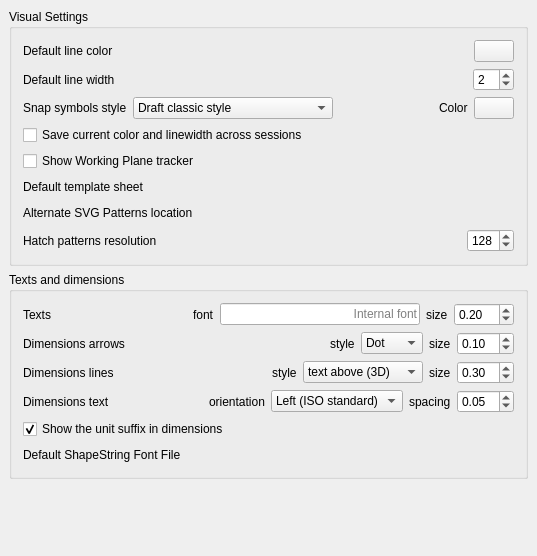
berndhahnebach/All_FreeCAD, file src/Mod/Draft/Resources/ui/userprefs-visual.ui: the form before one commit.
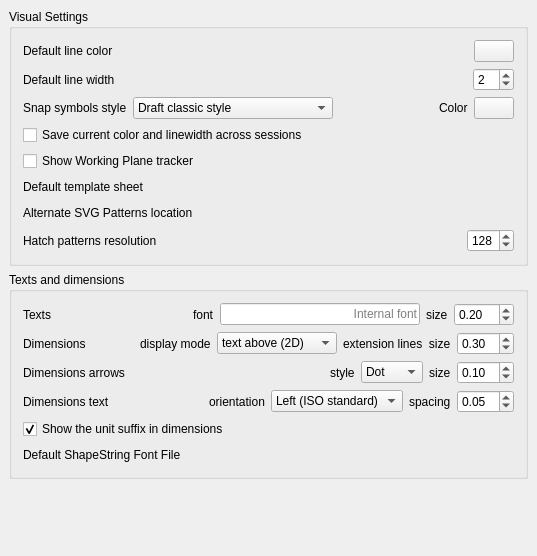
The form after the commit. Custom widgets are drawn as their Qt base class.

Commit message: Draft: Fixed wrong preferences text

The edit to the form file:
```diff
--- a/src/Mod/Draft/Resources/ui/userprefs-visual.ui
+++ b/src/Mod/Draft/Resources/ui/userprefs-visual.ui
@@ -456,6 +456,86 @@
         </item>
        </layout>
       </item>
+      <item>
+       <layout class="QHBoxLayout" name="horizontalLayout_9">
+        <item>
+         <widget class="QLabel" name="label_10">
+          <property name="text">
+           <string>Dimensions</string>
+          </property>
+         </widget>
+        </item>
+        <item>
+         <spacer name="horizontalSpacer_13">
+          <property name="orientation">
+           <enum>Qt::Horizontal</enum>
+          </property>
+          <property name="sizeHint" stdset="0">
+           <size>
+            <width>40</width>
+            <height>20</height>
+           </size>
+          </property>
+         </spacer>
+        </item>
+        <item>
+         <widget class="QLabel" name="label_21">
+          <property name="text">
+           <string>display mode</string>
+          </property>
+         </widget>
+        </item>
+        <item>
+         <widget class="Gui::PrefComboBox" name="gui::prefcombobox_4">
+          <property name="minimumSize">
+           <size>
+            <width>120</width>
+            <height>0</height>
+           </size>
+          </property>
+          <property name="prefEntry" stdset="0">
+           <cstring>dimstyle</cstring>
+          </property>
+          <property name="prefPath" stdset="0">
+           <cstring>Mod/Draft</cstring>
+          </property>
+          <item>
+           <property name="text">
+            <string>text above (2D)</string>
+           </property>
+          </item>
+          <item>
+           <property name="text">
+            <string> text inside (3D)</string>
+           </property>
+          </item>
+         </widget>
+        </item>
+        <item>
+         <widget class="QLabel" name="label_18">
+          <property name="text">
+           <string>extension lines  size</string>
+          </property>
+         </widget>
+        </item>
+        <item>
+         <widget class="Gui::PrefDoubleSpinBox" name="gui::prefdoublespinbox_4">
+          <property name="toolTip">
+           <string>The default size of dimensions extension lines</string>
+          </property>
+          <property name="value">
+           <double>0.300000000000000</double>
+          </property>
+          <property name="prefEntry" stdset="0">
+           <cstring>extlines</cstring>
+          </property>
+          <property name="prefPath" stdset="0">
+           <cstring>Mod/Draft</cstring>
+          </property>
+         </widget>
+        </item>
+       </layout>
+      </item>
       <item>
        <layout class="QHBoxLayout" name="horizontalLayout_14">
         <item>
@@ -535,86 +615,6 @@
         </item>
        </layout>
       </item>
-      <item>
-       <layout class="QHBoxLayout" name="horizontalLayout_9">
-        <item>
-         <widget class="QLabel" name="label_10">
-          <property name="text">
-           <string>Dimensions lines</string>
-          </property>
-         </widget>
-        </item>
-        <item>
-         <spacer name="horizontalSpacer_13">
-          <property name="orientation">
-           <enum>Qt::Horizontal</enum>
-          </property>
-          <property name="sizeHint" stdset="0">
-           <size>
-            <width>40</width>
-            <height>20</height>
-           </size>
-          </property>
-         </spacer>
-        </item>
-        <item>
-         <widget class="QLabel" name="label_21">
-          <property name="text">
-           <string>style</string>
-          </property>
-         </widget>
-        </item>
-        <item>
-         <widget class="Gui::PrefComboBox" name="gui::prefcombobox_4">
-          <property name="minimumSize">
-           <size>
-            <width>120</width>
-            <height>0</height>
-           </size>
-          </property>
-          <property name="prefEntry" stdset="0">
-           <cstring>dimstyle</cstring>
-          </property>
-          <property name="prefPath" stdset="0">
-           <cstring>Mod/Draft</cstring>
-          </property>
-          <item>
-           <property name="text">
-            <string>text above (3D)</string>
-           </property>
-          </item>
-          <item>
-           <property name="text">
-            <string> text inside (2D)</string>
-           </property>
-          </item>
-         </widget>
-        </item>
-        <item>
-         <widget class="QLabel" name="label_18">
-          <property name="text">
-           <string>size</string>
-          </property>
-         </widget>
-        </item>
-        <item>
-         <widget class="Gui::PrefDoubleSpinBox" name="gui::prefdoublespinbox_4">
-          <property name="toolTip">
-           <string>The default size of dimensions extension lines</string>
-          </property>
-          <property name="value">
-           <double>0.300000000000000</double>
-          </property>
-          <property name="prefEntry" stdset="0">
-           <cstring>extlines</cstring>
-          </property>
-          <property name="prefPath" stdset="0">
-           <cstring>Mod/Draft</cstring>
-          </property>
-         </widget>
-        </item>
-       </layout>
-      </item>
       <item>
        <layout class="QHBoxLayout" name="horizontalLayout_16">
         <item>
```
The commit also changes 1 other file.
